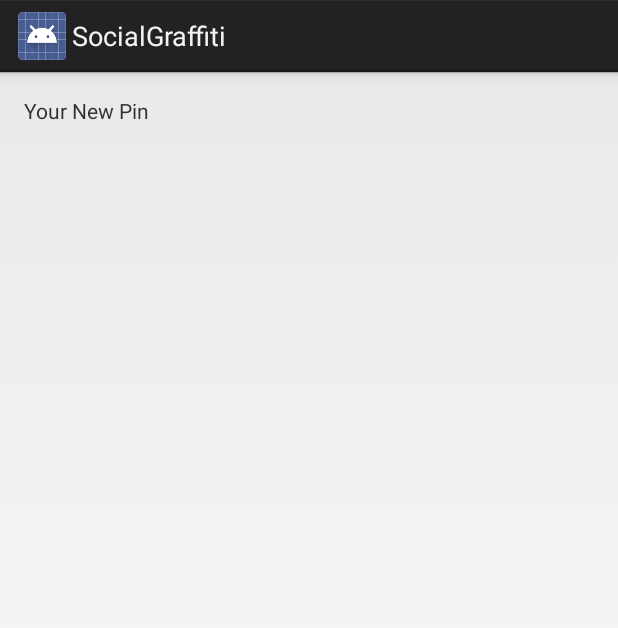
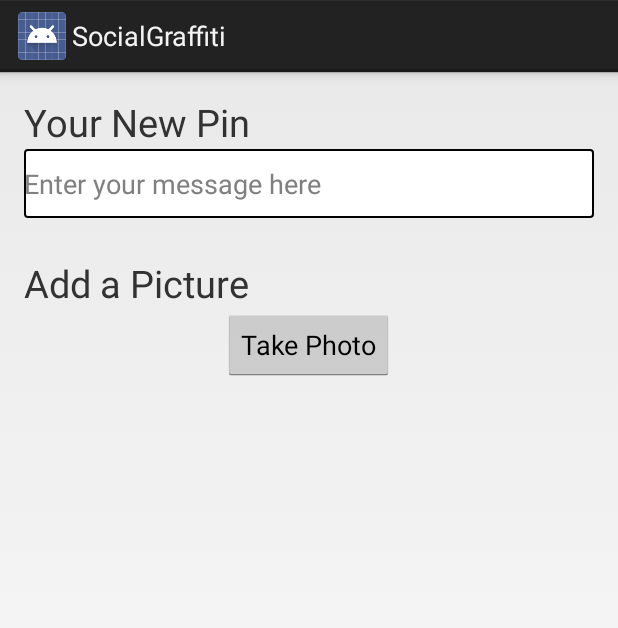
Before and after one commit to Folofl/SocialGraffiti, an Android app: the screen it shows after launch (MainActivity), on a phone screen of 412 x 824 dp. Shown: the top 628 px of the screen. Run offline under Robolectric (Android 15) with nearby library versions, the phone set to English and light mode, and no system bars.

Commit message:
added textbox and a button widget

```diff
--- a/app/src/main/AndroidManifest.xml
+++ b/app/src/main/AndroidManifest.xml
@@ -1,6 +1,9 @@
 <?xml version="1.0" encoding="utf-8"?>
 <manifest xmlns:android="http://schemas.android.com/apk/res/android"
     package="comp150.socialgraffiti">
+
+    <uses-permission android:name="android.permission.CAMERA" />
+    <uses-feature android:name="android.hardware.camera" />
 
     <application
         android:allowBackup="true"
--- /dev/null
+++ b/app/src/main/res/drawable/textbox_border.xml
@@ -0,0 +1,21 @@
+<?xml version="1.0" encoding="utf-8"?>
+<shape xmlns:android="http://schemas.android.com/apk/res/android"
+    android:shape="rectangle" >
+
+    <!-- view background color -->
+    <solid
+        android:color="@color/white" >
+    </solid>
+
+    <!-- view border color and width -->
+    <stroke
+        android:width="1dp"
+        android:color="@color/black" >
+    </stroke>
+
+    <!-- The radius makes the corners rounded -->
+    <corners
+        android:radius="2dp"   >
+    </corners>
+
+</shape>
--- a/app/src/main/res/layout/activity_main.xml
+++ b/app/src/main/res/layout/activity_main.xml
@@ -13,5 +13,46 @@
     <TextView
         android:layout_width="wrap_content"
         android:layout_height="wrap_content"
-        android:text="@string/new_pin" />
+        android:text="@string/new_pin"
+        android:textSize="25sp"
+        android:id="@+id/text_newPin" />
+
+    <EditText
+        android:layout_width="wrap_content"
+        android:layout_height="wrap_content"
+        android:background="@drawable/textbox_border"
+        android:lines="8"
+        android:minLines="2"
+        android:inputType="textMultiLine"
+        android:ems="10"
+        android:layout_marginTop="35dp"
+        android:id="@+id/text_message"
+        android:hint="@string/textbox_hint"
+        android:singleLine="false"
+        android:layout_below="@+id/textView"
+        android:layout_alignParentLeft="true"
+        android:layout_alignParentStart="true"
+        android:layout_alignParentRight="true"
+        android:layout_alignParentEnd="true" />
+
+    <TextView
+        android:layout_width="wrap_content"
+        android:layout_height="wrap_content"
+        android:text="@string/pic"
+        android:textSize="25sp"
+        android:id="@+id/text_newPic"
+        android:layout_marginTop="26dp"
+        android:layout_below="@+id/text_message"
+        android:layout_alignParentLeft="true"
+        android:layout_alignParentStart="true" />
+
+    <Button
+        android:text="Take Photo"
+        android:layout_width="wrap_content"
+        android:layout_height="wrap_content"
+        android:layout_below="@+id/text_newPic"
+        android:layout_centerHorizontal="true"
+        android:id="@+id/button_takePic"
+        android:elevation="0dp" />
+
 </RelativeLayout>
--- a/app/src/main/res/values/colors.xml
+++ b/app/src/main/res/values/colors.xml
@@ -3,4 +3,6 @@
     <color name="colorPrimary">#3F51B5</color>
     <color name="colorPrimaryDark">#303F9F</color>
     <color name="colorAccent">#FF4081</color>
+    <color name="white">#FFFFFF</color>
+    <color name="black">#000000</color>
 </resources>
--- a/app/src/main/res/values/strings.xml
+++ b/app/src/main/res/values/strings.xml
@@ -3,4 +3,5 @@
 
     <string name="new_pin">Your New Pin</string>
     <string name="pic">Add a Picture</string>
+    <string name="textbox_hint"> Enter your message here</string>
 </resources>
```
